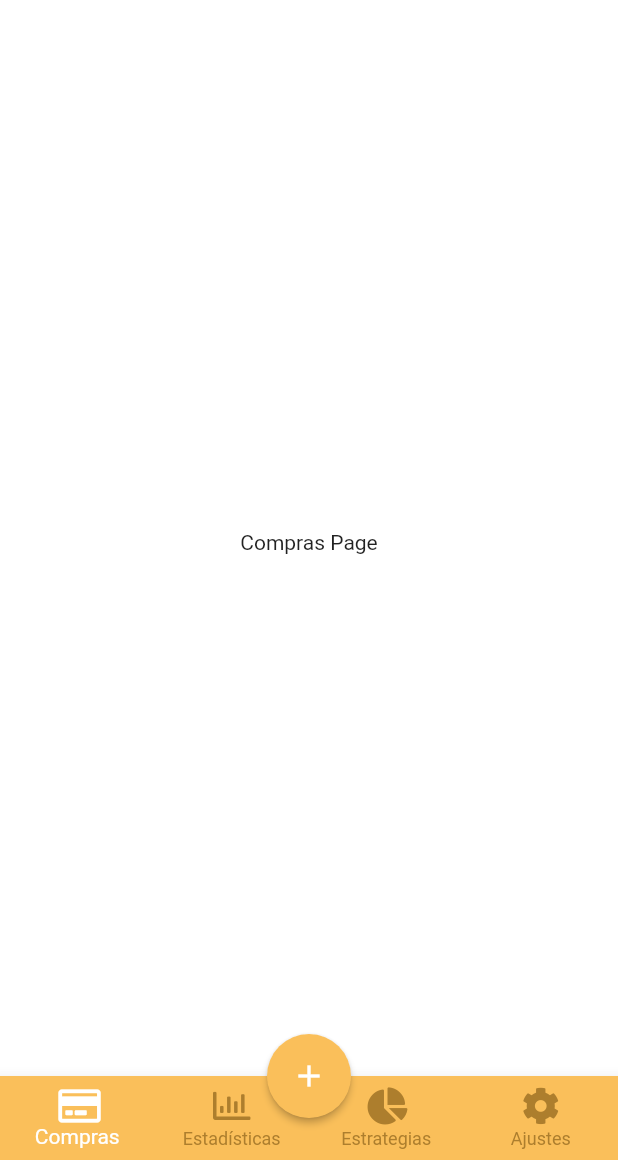
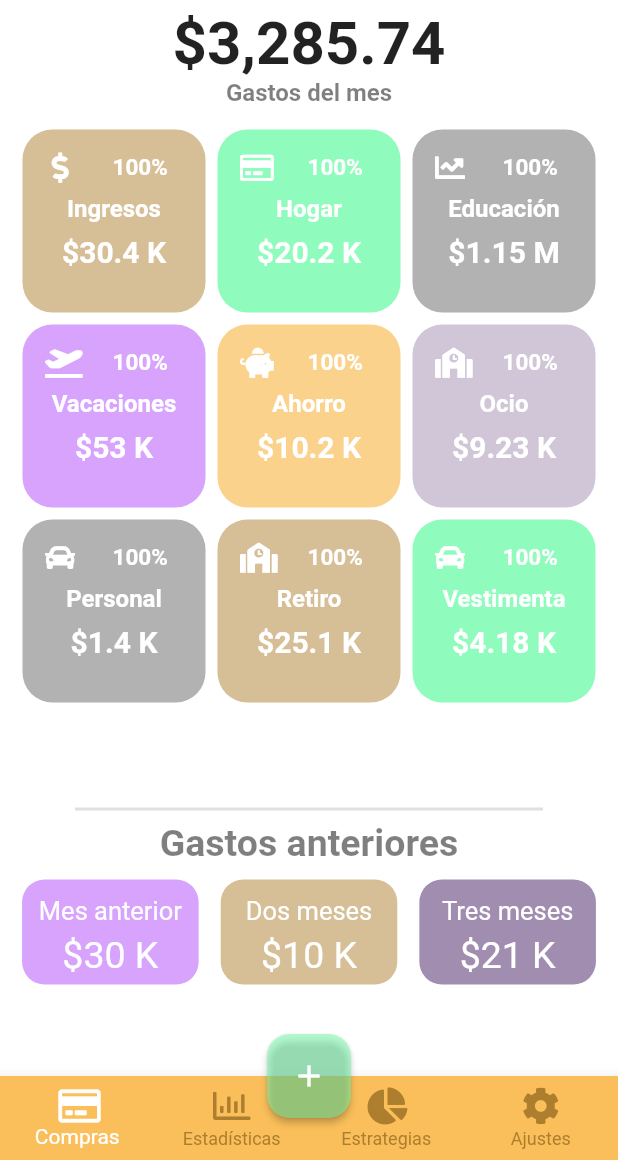
Before and after one commit to Daorcu/controlGastos, a Flutter app: the screen it shows after launch, on a phone screen of 412 x 824 dp, the part 76-1236 px from its top. Run offline on Flutter 3.47's test engine with Material 2 defaults, Android fonts, the phone set to English and light mode, and no system bars; our stand-ins replace font_awesome_flutter.

Commit message:
Diseño de pantalla de compras terminado

```diff
--- /dev/null
+++ b/lib/models/cardBox.dart
@@ -0,0 +1,199 @@
+import 'package:flutter/material.dart';
+
+import 'package:control_gastos/utils/colors.dart';
+import 'package:font_awesome_flutter/font_awesome_flutter.dart';
+
+class CardBox {
+  IconData? iconData;
+  String? title;
+  Color? titleColor;
+  Color? bgColor;
+  Color? iconColor;
+  Color? btnColor;
+  String? total;
+  String? percent;
+
+  bool isLast;
+
+  CardBox({
+    this.iconData,
+    this.title,
+    this.titleColor,
+    this.bgColor,
+    this.iconColor,
+    this.btnColor,
+    this.total,
+    this.percent,
+    this.isLast = false,
+  });
+
+  static List<CardBox> generateCardBoxEstrategias() {
+    return [
+      CardBox(
+        iconData: FontAwesomeIcons.dollarSign,
+        title: 'Fondo de emergencia',
+        titleColor: AppColors.blanco,
+        bgColor: AppColors.primario,
+        iconColor: Colors.white,
+        btnColor: AppColors.neutro,
+        total: '',
+        percent: '',
+      ),
+      CardBox(
+        iconData: FontAwesomeIcons.creditCard,
+        title: 'Tarjetas de crédito',
+        titleColor: AppColors.blanco,
+        bgColor: AppColors.primario,
+        iconColor: Colors.white,
+        btnColor: AppColors.neutro,
+        total: '',
+        percent: '',
+      ),
+      CardBox(
+        iconData: FontAwesomeIcons.chartLine,
+        title: 'Inversiones',
+        titleColor: AppColors.blanco,
+        bgColor: AppColors.primario,
+        iconColor: Colors.white,
+        btnColor: AppColors.neutro,
+        total: '',
+        percent: '',
+      ),
+      CardBox(
+        iconData: FontAwesomeIcons.planeDeparture,
+        title: 'Viajes',
+        titleColor: AppColors.blanco,
+        bgColor: AppColors.primario,
+        iconColor: Colors.white,
+        btnColor: AppColors.neutro,
+        total: '',
+        percent: '',
+      ),
+      CardBox(
+        iconData: FontAwesomeIcons.piggyBank,
+        title: 'Ahorro',
+        titleColor: AppColors.blanco,
+        bgColor: AppColors.primario,
+        iconColor: Colors.white,
+        btnColor: AppColors.neutro,
+        total: '',
+        percent: '',
+      ),
+      CardBox(
+        iconData: FontAwesomeIcons.school,
+        title: 'Colegiatura',
+        titleColor: AppColors.blanco,
+        bgColor: AppColors.primario,
+        iconColor: Colors.white,
+        btnColor: AppColors.neutro,
+        total: '',
+        percent: '',
+      ),
+      CardBox(
+        iconData: FontAwesomeIcons.car,
+        title: 'Auto',
+        titleColor: AppColors.blanco,
+        bgColor: AppColors.primario,
+        iconColor: Colors.white,
+        btnColor: AppColors.neutro,
+        total: '',
+        percent: '',
+      ),
+    ];
+  }
+
+  static List<CardBox> generateCardBoxCompras() {
+    return [
+      CardBox(
+        iconData: FontAwesomeIcons.dollarSign,
+        title: 'Ingresos',
+        titleColor: AppColors.blanco,
+        bgColor: AppColors.cafe.withOpacity(0.5),
+        iconColor: Colors.white,
+        btnColor: AppColors.neutro,
+        total: '\$30.4 K',
+        percent: '100%',
+      ),
+      CardBox(
+        iconData: FontAwesomeIcons.creditCard,
+        title: 'Hogar',
+        titleColor: AppColors.blanco,
+        bgColor: AppColors.verde.withOpacity(0.8),
+        iconColor: Colors.white,
+        btnColor: AppColors.neutro,
+        total: '\$20.2 K',
+        percent: '100%',
+      ),
+      CardBox(
+        iconData: FontAwesomeIcons.chartLine,
+        title: 'Educación',
+        titleColor: AppColors.blanco,
+        bgColor: AppColors.textoTenue.withOpacity(0.3),
+        iconColor: Colors.white,
+        btnColor: AppColors.neutro,
+        total: '\$1.15 M',
+        percent: '100%',
+      ),
+      CardBox(
+        iconData: FontAwesomeIcons.planeDeparture,
+        title: 'Vacaciones',
+        titleColor: AppColors.blanco,
+        bgColor: AppColors.secundario.withOpacity(0.5),
+        iconColor: Colors.white,
+        btnColor: AppColors.neutro,
+        total: '\$53 K',
+        percent: '100%',
+      ),
+      CardBox(
+        iconData: FontAwesomeIcons.piggyBank,
+        title: 'Ahorro',
+        titleColor: AppColors.blanco,
+        bgColor: AppColors.primario.withOpacity(0.7),
+        iconColor: Colors.white,
+        btnColor: AppColors.neutro,
+        total: '\$10.2 K',
+        percent: '100%',
+      ),
+      CardBox(
+        iconData: FontAwesomeIcons.school,
+        title: 'Ocio',
+        titleColor: AppColors.blanco,
+        bgColor: AppColors.neutro.withOpacity(0.5),
+        iconColor: Colors.white,
+        btnColor: AppColors.neutro,
+        total: '\$9.23 K',
+        percent: '100%',
+      ),
+      CardBox(
+        iconData: FontAwesomeIcons.car,
+        title: 'Personal',
+        titleColor: AppColors.blanco,
+        bgColor: AppColors.textoTenue.withOpacity(0.3),
+        iconColor: Colors.white,
+        btnColor: AppColors.neutro,
+        total: '\$1.4 K',
+        percent: '100%',
+      ),
+      CardBox(
+        iconData: FontAwesomeIcons.school,
+        title: 'Retiro',
+        titleColor: AppColors.blanco,
+        bgColor: AppColors.cafe.withOpacity(0.5),
+        iconColor: Colors.white,
+        btnColor: AppColors.neutro,
+        total: '\$25.1 K',
+        percent: '100%',
+      ),
+      CardBox(
+        iconData: FontAwesomeIcons.car,
+        title: 'Vestimenta',
+        titleColor: AppColors.blanco,
+        bgColor: AppColors.verde.withOpacity(0.8),
+        iconColor: Colors.white,
+        btnColor: AppColors.neutro,
+        total: '\$4.18 K',
+        percent: '100%',
+      ),
+    ];
+  }
+}
--- a/lib/pages/compras_page.dart
+++ b/lib/pages/compras_page.dart
@@ -1,14 +1,44 @@
 import 'package:control_gastos/utils/colors.dart';
+import 'package:control_gastos/widgets/cardBoxCompras.dart';
+import 'package:control_gastos/widgets/gastosAnteriores.dart';
 import 'package:flutter/material.dart';
 
 class ComprasPage extends StatelessWidget {
   @override
   Widget build(BuildContext context) {
     return Scaffold(
-      backgroundColor: AppColors.blanco,
-      body: Center(
-        child: Text('Compras Page'),
-      ),
-    );
+        backgroundColor: AppColors.blanco,
+        body: Container(
+          child: Center(
+            child: Column(
+                mainAxisAlignment: MainAxisAlignment.spaceEvenly,
+                children: [
+                  Text('\$3,285.74',
+                      style: TextStyle(
+                        color: AppColors.texto,
+                        fontWeight: FontWeight.bold,
+                        fontSize: 40.0,
+                      )),
+                  Text(
+                    'Gastos del mes',
+                    style: TextStyle(
+                      color: AppColors.textoTenue,
+                      fontWeight: FontWeight.bold,
+                      fontSize: 16,
+                    ),
+                  ),
+                  SizedBox(height: 15),
+                  Expanded(
+                    child: CardsBoxCompras(),
+                  ),
+                  Divider(
+                    thickness: 2,
+                    indent: 50,
+                    endIndent: 50,
+                  ),
+                  GastosAnteriores(),
+                ]),
+          ),
+        ));
   }
 }
--- a/lib/pages/home_page.dart
+++ b/lib/pages/home_page.dart
@@ -26,8 +26,9 @@ class _HomePageState extends State<HomePage> {
     return Scaffold(
       appBar: buildAppBar(),
       floatingActionButton: FloatingActionButton(
+        shape: RoundedRectangleBorder(borderRadius: BorderRadius.circular(15)),
         elevation: 2,
-        backgroundColor: AppColors.primario,
+        backgroundColor: AppColors.verde.withOpacity(0.5),
         heroTag: 'add',
         child: Icon(Icons.add, color: AppColors.blanco),
         onPressed: () {
--- /dev/null
+++ b/lib/widgets/cardBoxCompras.dart
@@ -0,0 +1,81 @@
+import 'package:control_gastos/utils/colors.dart';
+import 'package:flutter/material.dart';
+
+import 'package:control_gastos/models/cardBox.dart';
+
+class CardsBoxCompras extends StatelessWidget {
+  final cardBoxList = CardBox.generateCardBoxCompras();
+
+  @override
+  Widget build(BuildContext context) {
+    return Container(
+        padding: EdgeInsets.symmetric(horizontal: 15),
+        child: GridView.builder(
+          padding: EdgeInsets.only(bottom: 20),
+          physics: BouncingScrollPhysics(),
+          itemCount: cardBoxList.length,
+          gridDelegate: SliverGridDelegateWithFixedCrossAxisCount(
+            crossAxisCount: 3,
+            crossAxisSpacing: 8,
+            mainAxisSpacing: 8,
+          ),
+          itemBuilder: (context, index) =>
+              _buildCardBox(context, cardBoxList[index]),
+        ));
+  }
+
+  Widget _buildCardBox(BuildContext context, CardBox card) {
+    return Container(
+        padding: EdgeInsets.all(15),
+        decoration: BoxDecoration(
+          color: card.bgColor,
+          borderRadius: BorderRadius.circular(20),
+        ),
+        child: Column(
+          crossAxisAlignment: CrossAxisAlignment.start,
+          children: [
+            Row(
+              mainAxisAlignment: MainAxisAlignment.start,
+              children: [
+                Icon(
+                  card.iconData,
+                  color: AppColors.blanco,
+                  size: 20,
+                ),
+                SizedBox(width: 25),
+                Text(
+                  card.percent.toString(),
+                  style: TextStyle(
+                    color: card.titleColor,
+                    fontSize: 15,
+                    fontWeight: FontWeight.bold,
+                  ),
+                ),
+              ],
+            ),
+            SizedBox(height: 8),
+            Center(
+              child: Text(
+                card.title!,
+                style: TextStyle(
+                  color: card.titleColor,
+                  fontSize: 16,
+                  fontWeight: FontWeight.bold,
+                ),
+              ),
+            ),
+            SizedBox(height: 8),
+            Center(
+              child: Text(
+                card.total.toString(),
+                style: TextStyle(
+                  color: card.titleColor,
+                  fontSize: 20,
+                  fontWeight: FontWeight.bold,
+                ),
+              ),
+            ),
+          ],
+        ));
+  }
+}
--- /dev/null
+++ b/lib/widgets/gastoAnterior.dart
@@ -0,0 +1,49 @@
+import 'package:flutter/material.dart';
+
+import 'package:control_gastos/utils/colors.dart';
+
+class GastoAnterior extends StatelessWidget {
+  final String mes;
+  final String cantidad;
+  final Color bgColor;
+
+  const GastoAnterior({
+    Key? key,
+    required this.mes,
+    required this.cantidad,
+    required this.bgColor,
+  }) : super(key: key);
+
+  @override
+  Widget build(BuildContext context) {
+    return Container(
+        padding: EdgeInsets.only(top: 6),
+        height: 70,
+        width: MediaQuery.of(context).size.width / 3.5,
+        decoration: BoxDecoration(
+          borderRadius: BorderRadius.circular(15),
+          color: this.bgColor,
+        ),
+        child: Column(
+          mainAxisAlignment: MainAxisAlignment.spaceEvenly,
+          children: [
+            Text(
+              this.mes,
+              textAlign: TextAlign.center,
+              style: TextStyle(
+                color: AppColors.blanco,
+                fontSize: 17,
+              ),
+            ),
+            Text(
+              this.cantidad,
+              textAlign: TextAlign.center,
+              style: TextStyle(
+                color: AppColors.blanco,
+                fontSize: 25,
+              ),
+            ),
+          ],
+        ));
+  }
+}
--- /dev/null
+++ b/lib/widgets/gastosAnteriores.dart
@@ -0,0 +1,46 @@
+import 'package:control_gastos/utils/colors.dart';
+import 'package:control_gastos/widgets/gastoAnterior.dart';
+import 'package:flutter/material.dart';
+
+class GastosAnteriores extends StatelessWidget {
+  @override
+  Widget build(BuildContext context) {
+    return Container(
+      height: 170,
+      alignment: Alignment.topCenter,
+      child: Column(
+        children: [
+          Text(
+            'Gastos anteriores',
+            style: TextStyle(
+              color: AppColors.textoTenue,
+              fontSize: 25,
+              fontWeight: FontWeight.bold,
+            ),
+          ),
+          SizedBox(height: 10),
+          Row(
+            mainAxisAlignment: MainAxisAlignment.spaceEvenly,
+            children: [
+              GastoAnterior(
+                mes: 'Mes anterior',
+                cantidad: '\$30 K',
+                bgColor: AppColors.secundario.withOpacity(0.5),
+              ),
+              GastoAnterior(
+                mes: 'Dos meses',
+                cantidad: '\$10 K',
+                bgColor: AppColors.cafe.withOpacity(0.5),
+              ),
+              GastoAnterior(
+                mes: 'Tres meses',
+                cantidad: '\$21 K',
+                bgColor: AppColors.neutro,
+              ),
+            ],
+          ),
+        ],
+      ),
+    );
+  }
+}
```
Also changed, not shown: lib/models/estrategia.dart (deleted, +0 -104 lines), lib/pages/detalles_page.dart (added, +12 -0 lines), lib/pages/estrategias_page.dart (+6 -3 lines), lib/widgets/cardBoxEstrategias.dart (renamed from lib/widgets/estrategias.dart, +11 -16 lines).
